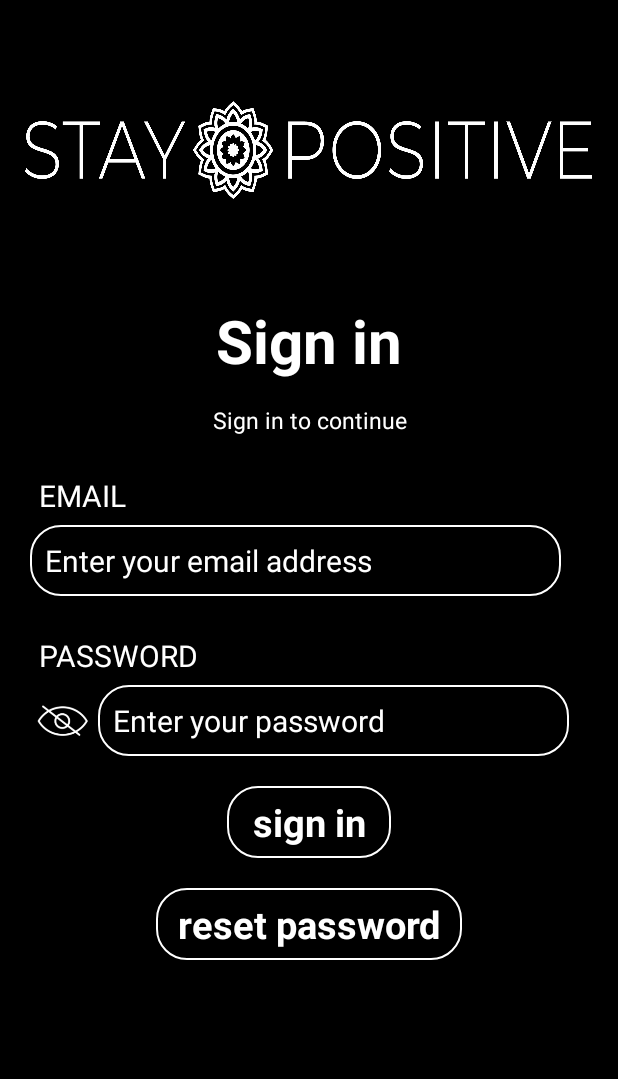
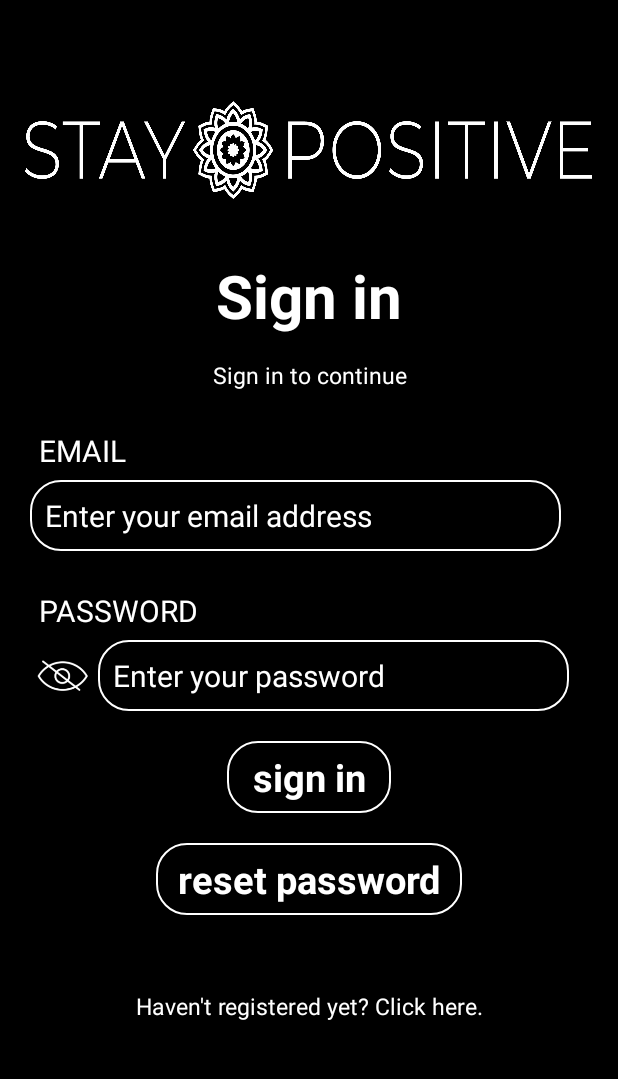
Before and after one commit to evydsg/Stay-Positive, an Android app: the LoginActivity screen opened directly, with no data from a screen before it, on a phone screen of 412 x 824 dp, the part 84-1163 px from its top. Run offline under Robolectric (Android 15) with nearby library versions, the phone set to English and light mode, and no system bars; our stand-ins replace Firebase (no records; nobody signed in at launch, a user with empty details on screens opened directly).

```diff
--- a/app/src/main/java/com/example/staypositive/LoginActivity.java
+++ b/app/src/main/java/com/example/staypositive/LoginActivity.java
@@ -19,6 +19,7 @@ import android.widget.Button;
 import android.widget.EditText;
 import android.widget.ImageView;
 import android.widget.ProgressBar;
+import android.widget.TextView;
 import android.widget.Toast;
 
 import com.google.android.gms.tasks.OnCompleteListener;
@@ -39,6 +40,7 @@ public class LoginActivity extends AppCompatActivity {
     private static final String TAG = "LoginActivity";
 
     Button forgotPassword;
+    TextView registerButton;
 
     @Override
     protected void onCreate(Bundle savedInstanceState) {
@@ -53,6 +55,7 @@ public class LoginActivity extends AppCompatActivity {
 
         Button buttonLogin = findViewById(R.id.signIn);
         forgotPassword = findViewById(R.id.forgotPassword);
+        registerButton = findViewById(R.id.registerAccount);
 
         //
         ImageView imageViewShowHidePwd = findViewById(R.id.imageView_show_hide_pwd);
@@ -107,6 +110,14 @@ public class LoginActivity extends AppCompatActivity {
                 Toast.makeText(LoginActivity.this, "You can reset your password now!", Toast.LENGTH_LONG).show();
 
                         startActivity(new Intent(LoginActivity.this, ForgotPasswordActivity.class));
+            }
+        });
+        registerButton.setOnClickListener(new View.OnClickListener() {
+            @Override
+            public void onClick(View v) {
+                Toast.makeText(LoginActivity.this, "You can register your account now.", Toast.LENGTH_LONG).show();
+
+                startActivity(new Intent(LoginActivity.this, RegisterActivity.class));
             }
         });
     }
--- a/app/src/main/res/layout/activity_login.xml
+++ b/app/src/main/res/layout/activity_login.xml
@@ -18,7 +18,7 @@
         android:layout_width="match_parent"
         android:layout_height="wrap_content"
         android:layout_below="@+id/logo"
-        android:layout_marginTop="50dp"
+        android:layout_marginTop="20dp"
         android:text="Sign in"
         android:textAlignment="center"
         android:textColor="@color/white"
@@ -138,12 +138,23 @@
         android:textSize="25dp"
         android:textStyle="bold" />
 
+    <TextView
+        android:id="@+id/registerAccount"
+        android:layout_width="match_parent"
+        android:layout_height="wrap_content"
+        android:layout_below="@+id/forgotPassword"
+        android:layout_marginTop="50dp"
+        android:text="Haven't registered yet? Click here."
+        android:textAlignment="center"
+        android:textColor="@color/white"
+        android:textSize="15dp" />
+
 
     <ProgressBar
         android:id="@+id/progressBar"
         android:layout_width="58dp"
         android:layout_height="85dp"
-        android:layout_below="@id/forgotPassword"
+        android:layout_below="@id/registerAccount"
         android:layout_centerInParent="true"
         android:elevation="10dp"
         android:visibility="gone" />
```
Also changed, not shown: app/src/main/java/com/example/staypositive/DeleteAccount.java (+46 -1 lines).
